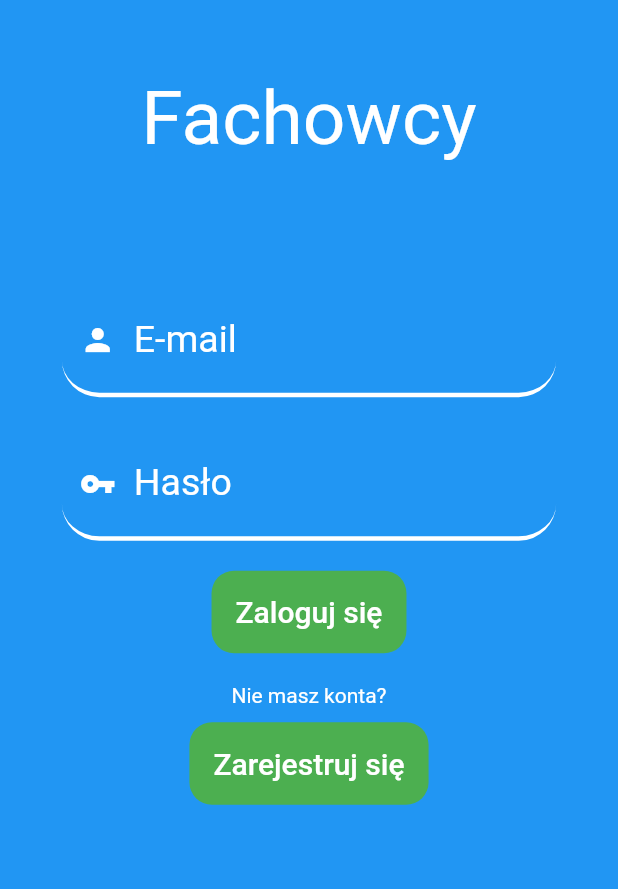
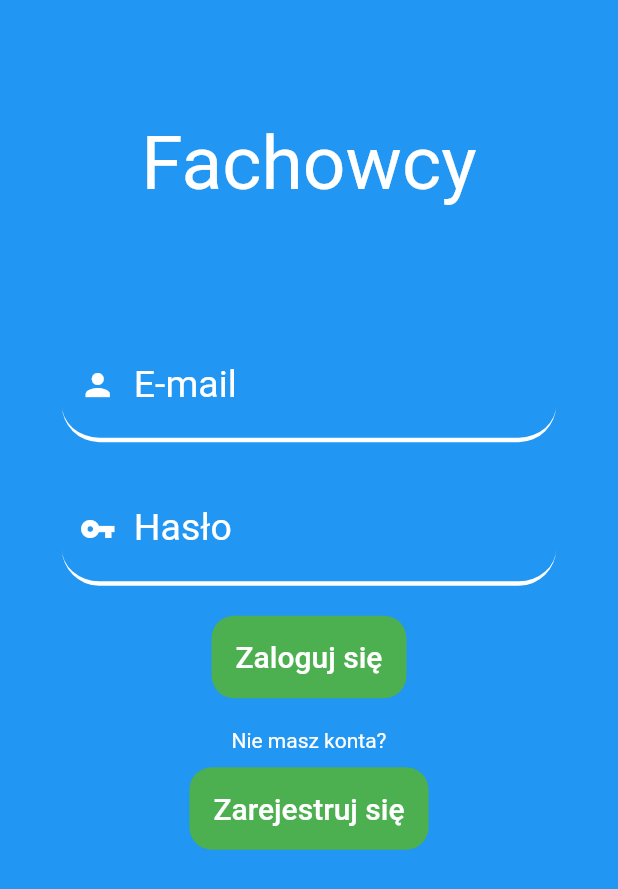
Before and after one commit to PjoterKacprzak/fachowcy-app, a Flutter app: the screen it shows after launch, on a phone screen of 412 x 824 dp. Shown: the top 889 px of the screen. Run offline on Flutter 3.47's test engine with Material 2 defaults, Android fonts, the phone set to English and light mode, and no system bars.

Commit message:
changed sizes - login page

```diff
--- a/lib/src/LoginPage.dart
+++ b/lib/src/LoginPage.dart
@@ -51,7 +51,7 @@ class _LoginPageState extends State<LoginPage> {
               child: Column(
                 //mainAxisAlignment: MainAxisAlignment.center,
                 children: <Widget> [
-                  SizedBox(height: 50), //TODO: coś z tym zrobić
+                  SizedBox(height: 80), //TODO: coś z tym zrobić
                   Text(
                     'Fachowcy',
                     textAlign: TextAlign.center,
```
